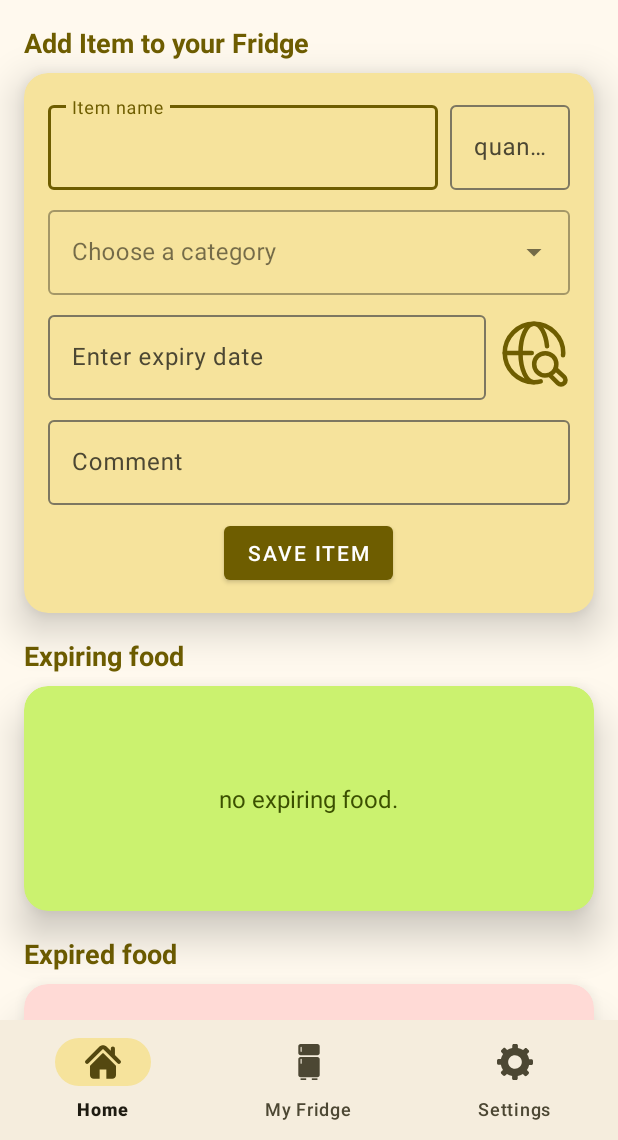
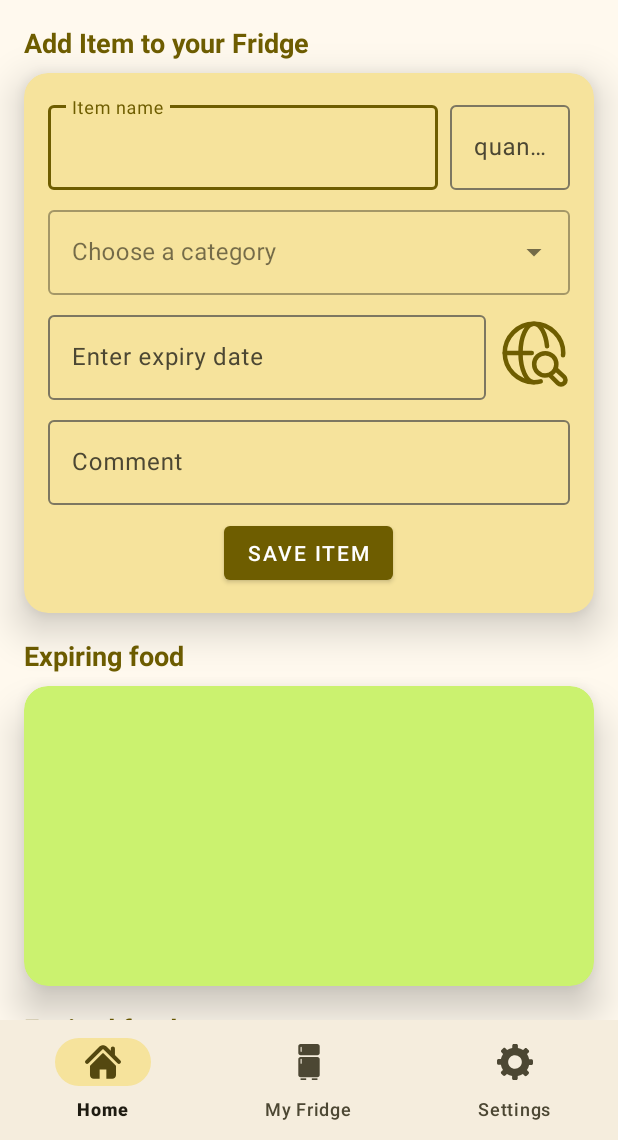
Before and after one commit to alxmtzr/Freshify, an Android app: the screen it shows after launch (MainActivity), on a phone screen of 412 x 824 dp, the part 96-1236 px from its top. Run offline under Robolectric (Android 15) with nearby library versions, the phone set to English and light mode, and no system bars.

Commit message:
added expiring items card view functionality

```diff
--- a/app/src/main/java/de/alxmtzr/freshify/data/concurrency/GetExpiringItemsRunnable.java
+++ b/app/src/main/java/de/alxmtzr/freshify/data/concurrency/GetExpiringItemsRunnable.java
@@ -1,29 +1,29 @@
 package de.alxmtzr.freshify.data.concurrency;
 
+import android.util.Log;
+import android.widget.ListView;
 import android.widget.Toast;
-
-import androidx.recyclerview.widget.RecyclerView;
 
 import java.util.List;
 
-import de.alxmtzr.freshify.adapter.ItemsAdapter;
+import de.alxmtzr.freshify.adapter.ExpiringItemsAdapter;
 import de.alxmtzr.freshify.data.local.FreshifyRepository;
 import de.alxmtzr.freshify.data.model.ItemEntity;
 
 public class GetExpiringItemsRunnable implements Runnable {
     private final FreshifyRepository repository;
-    private final RecyclerView recyclerView;
-    private final ItemsAdapter adapter;
+    private final ListView listView;
+    private final ExpiringItemsAdapter adapter;
     private final List<ItemEntity> data;
     private final int daysUntilExpiry;
 
     public GetExpiringItemsRunnable(FreshifyRepository repository,
-                                        RecyclerView recyclerView,
-                                        ItemsAdapter adapter,
+                                        ListView listView,
+                                        ExpiringItemsAdapter adapter,
                                         List<ItemEntity> data,
                                         int daysUntilExpiry) {
         this.repository = repository;
-        this.recyclerView = recyclerView;
+        this.listView = listView;
         this.adapter = adapter;
         this.data = data;
         this.daysUntilExpiry = daysUntilExpiry;
@@ -36,9 +36,14 @@ public class GetExpiringItemsRunnable implements Runnable {
             data.clear();
             data.addAll(expiringItems);
 
-            recyclerView.post(adapter::notifyDataSetChanged);
+            // log expiring items
+            for (ItemEntity item : expiringItems) {
+                Log.i("GetExpiringItemsRunnable", "Expiring item: " + item.getName());
+            }
+
+            listView.post(adapter::notifyDataSetChanged);
         } else {
-            recyclerView.post(() -> Toast.makeText(recyclerView.getContext(), "Error fetching expiring items.", Toast.LENGTH_SHORT).show());
+            listView.post(() -> Toast.makeText(listView.getContext(), "Error fetching expiring items.", Toast.LENGTH_SHORT).show());
         }
     }
 }
--- a/app/src/main/java/de/alxmtzr/freshify/ui/fragments/HomeFragment.java
+++ b/app/src/main/java/de/alxmtzr/freshify/ui/fragments/HomeFragment.java
@@ -12,16 +12,21 @@ import android.view.View;
 import android.view.ViewGroup;
 import android.widget.ArrayAdapter;
 import android.widget.AutoCompleteTextView;
+import android.widget.ListView;
 import android.widget.Toast;
 
 import com.google.android.material.button.MaterialButton;
 import com.google.android.material.textfield.TextInputEditText;
 
 import java.time.LocalDate;
+import java.util.ArrayList;
 import java.util.Calendar;
+import java.util.List;
 import java.util.Objects;
 
 import de.alxmtzr.freshify.R;
+import de.alxmtzr.freshify.adapter.ExpiringItemsAdapter;
+import de.alxmtzr.freshify.data.concurrency.GetExpiringItemsRunnable;
 import de.alxmtzr.freshify.data.local.CategoryDatabase;
 import de.alxmtzr.freshify.data.local.FreshifyRepository;
 import de.alxmtzr.freshify.data.local.impl.CategoryDatabaseImpl;
@@ -30,6 +35,12 @@ import de.alxmtzr.freshify.data.local.impl.FreshifyRepositoryImpl;
 import de.alxmtzr.freshify.data.model.ItemEntity;
 
 public class HomeFragment extends Fragment {
+
+    private static final int DAYS_UNTIL_EXPIRY = 3;
+
+    private ListView expiringItemsListView;
+    private ExpiringItemsAdapter expiringItemsAdapter;
+    private ListView expiredItemsListView;
 
     public HomeFragment() {
         // Required empty public constructor
@@ -42,6 +53,36 @@ public class HomeFragment extends Fragment {
         initCategoryDropDown(view);
         initExpiryDateField(view);
         initSaveItemButton(view);
+
+        expiringItemsListView = view.findViewById(R.id.expiringFoodListView);
+        expiringItemsAdapter = new ExpiringItemsAdapter(requireContext(), new ArrayList<>());
+        expiringItemsListView.setAdapter(expiringItemsAdapter);
+
+        loadExpiringItems();
+    }
+
+    @Override
+    public void onResume() {
+        super.onResume();
+        loadExpiringItems();
+    }
+
+    private void loadExpiringItems() {
+        FreshifyDBHelper dbHelper = new FreshifyDBHelper(requireContext());
+        FreshifyRepository repository = new FreshifyRepositoryImpl(dbHelper);
+        List<ItemEntity> expiringItems = expiringItemsAdapter.getItems();
+
+        // get expiring items
+        GetExpiringItemsRunnable runnable = new GetExpiringItemsRunnable(
+                repository,
+                expiringItemsListView,
+                expiringItemsAdapter,
+                expiringItems,
+                DAYS_UNTIL_EXPIRY);
+        new Thread(runnable).start();
+    }
+
+    private void loadExpiredItems() {
     }
 
     private void initSaveItemButton(View view) {
@@ -104,6 +145,7 @@ public class HomeFragment extends Fragment {
 
             FreshifyDBHelper dbHelper = new FreshifyDBHelper(requireContext());
             FreshifyRepository repository = new FreshifyRepositoryImpl(dbHelper);
+
             long newRowId = repository.insertItem(newItem);
             if (newRowId != -1) {
                 Toast.makeText(requireContext(), getString(R.string.item_saved_successfully), Toast.LENGTH_SHORT).show();
@@ -111,6 +153,9 @@ public class HomeFragment extends Fragment {
             } else {
                 Toast.makeText(requireContext(), getString(R.string.failed_to_save_item), Toast.LENGTH_SHORT).show();
             }
+
+            loadExpiringItems();
+            loadExpiredItems();
         });
     }
 
--- a/app/src/main/res/layout/fragment_fridge.xml
+++ b/app/src/main/res/layout/fragment_fridge.xml
@@ -47,7 +47,7 @@
         android:id="@+id/itemsListView"
         android:layout_width="match_parent"
         android:layout_height="0dp"
-        android:layout_margin="8dp"
+        android:paddingTop="8dp"
         app:layout_constraintBottom_toBottomOf="parent"
         app:layout_constraintEnd_toEndOf="parent"
         app:layout_constraintStart_toStartOf="parent"
--- a/app/src/main/res/layout/fragment_home.xml
+++ b/app/src/main/res/layout/fragment_home.xml
@@ -211,29 +211,26 @@
                 app:cardBackgroundColor="@color/md_theme_tertiaryContainer"
                 app:layout_constraintStart_toStartOf="parent"
                 app:layout_constraintEnd_toEndOf="parent"
-                app:layout_constraintTop_toBottomOf="@+id/expiringFoodLabel"
-                app:layout_constraintHeight_percent="0.3" >
+                app:layout_constraintTop_toBottomOf="@+id/expiringFoodLabel">
 
-                <ProgressBar
-                    android:id="@+id/progressBarExpiringFood"
-                    android:layout_width="wrap_content"
-                    android:layout_height="wrap_content"
-                    android:visibility="gone"
-                    android:layout_gravity="center" />
+                <androidx.core.widget.NestedScrollView
+                    android:layout_width="match_parent"
+                    android:layout_height="200dp"
+                    android:padding="16dp"
+                    android:fillViewport="true">
 
-                <!-- Placeholder TextView -->
-                <TextView
-                    android:id="@+id/noExpiringFoodText"
-                    android:layout_width="wrap_content"
-                    android:layout_height="wrap_content"
-                    android:layout_gravity="center"
-                    android:text="@string/no_expiring_food"
-                    android:layout_margin="16dp"
-                    android:textSize="16sp"
-                    android:textColor="@color/md_theme_onTertiaryContainer"/>
-                <!--    android:visibility="gone" -->
+                    <ListView
+                        android:id="@+id/expiringFoodListView"
+                        android:layout_width="match_parent"
+                        android:layout_height="wrap_content"
+                        android:divider="@android:color/transparent"
+                        android:dividerHeight="16dp"
+                        android:nestedScrollingEnabled="true" />
+
+                </androidx.core.widget.NestedScrollView>
 
             </androidx.cardview.widget.CardView>
+
 
 
             <!-- expired food card Label -->
@@ -273,12 +270,14 @@
                 app:layout_constraintBottom_toBottomOf="parent"
                 app:layout_constraintHeight_percent="0.3" >
 
-                <ProgressBar
-                    android:id="@+id/progressBarExpiredFood"
-                    android:layout_width="wrap_content"
-                    android:layout_height="wrap_content"
+                <ListView
+                    android:id="@+id/expiredFoodListView"
+                    android:layout_width="match_parent"
+                    android:layout_height="match_parent"
+                    android:layout_gravity="center"
+                    android:layout_margin="16dp"
                     android:visibility="gone"
-                    android:layout_gravity="center" />
+                    />
 
                 <!-- Placeholder TextView -->
                 <TextView
@@ -290,8 +289,6 @@
                     android:text="@string/no_expired_food"
                     android:textSize="16sp"
                     android:textColor="@color/md_theme_onErrorContainer" />
-                <!--    android:visibility="gone" -->
-
             </androidx.cardview.widget.CardView>
 
         </androidx.constraintlayout.widget.ConstraintLayout>
--- a/app/src/main/res/layout/item_list_row.xml
+++ b/app/src/main/res/layout/item_list_row.xml
@@ -11,6 +11,8 @@
         android:layout_width="0dp"
         android:layout_height="wrap_content"
         android:layout_weight="1"
+        android:layout_marginStart="8dp"
+        android:layout_marginEnd="8dp"
         android:orientation="vertical">
 
         <!-- item name -->
--- a/app/src/main/res/values/strings.xml
+++ b/app/src/main/res/values/strings.xml
@@ -54,4 +54,8 @@
     <string name="comment_label">Comment:</string>
     <string name="comment_uppercase">Comment</string>
     <string name="navigate_to_details">navigate to details</string>
+    <string name="expires_in_one_day">expires in %1$d day</string>
+    <string name="expires_in_multiple_days">expires in %1$d days</string>
+    <string name="expires_in_x_days">expires in x days</string>
+
 </resources>
```
Also changed, not shown: app/src/main/java/de/alxmtzr/freshify/adapter/ExpiredItemsAdapter.java (added, +27 -0 lines), app/src/main/java/de/alxmtzr/freshify/adapter/ExpiringItemsAdapter.java (added, +109 -0 lines), app/src/main/res/layout/card_item_list_row.xml (added, +43 -0 lines), 1 other file.
